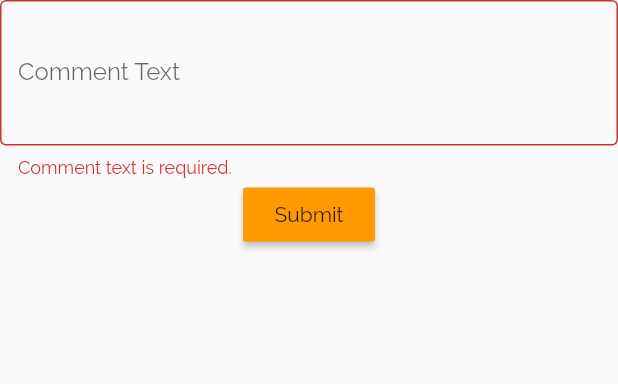
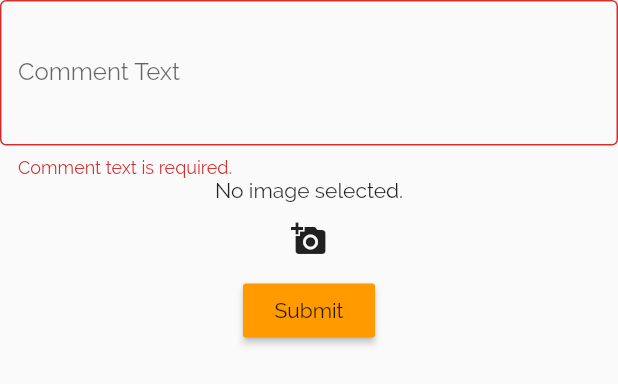
Before and after one commit to tom95/weather_plus, a Flutter app: the CommentForm widget shown alone on an empty page, opened directly with empty values, after a tap on "Submit", on a phone screen of 412 x 824 dp. Shown: the top 384 px of the screen. Run offline on Flutter 3.47's test engine with Material 2 defaults, Android fonts, the phone set to English and light mode, and no system bars; our stand-ins replace cloud_firestore, firebase_core, firebase_storage, image_picker, location; accounts and stored records are empty.

Commit message:
Upload images. For real!

```diff
--- a/lib/comment_form.dart
+++ b/lib/comment_form.dart
@@ -1,8 +1,15 @@
+import 'dart:io';
+
 import 'package:cloud_firestore/cloud_firestore.dart';
+import 'package:firebase_storage/firebase_storage.dart';
 import 'package:flutter/material.dart';
+import 'package:weather_plus/file_storage.dart';
+import 'package:weather_plus/image_picker.dart';
+import 'package:uuid/uuid.dart';
 
 class CommentForm extends StatefulWidget {
   final DocumentReference feedItemReference;
+
   CommentForm(this.feedItemReference);
 
   @override
@@ -15,18 +22,38 @@ class _CommentFormState extends State<CommentForm> {
 
   String commentText;
 
+  ValueNotifier<File> imageNotifier = new ValueNotifier<File>(null);
+
   String _validateText(String value) {
     if (value.isEmpty)
       return 'Comment text is required.';
     return null;
   }
 
+  void _uploadImage(File image, String filename) async {
+    final StorageReference ref = FileStorage.instance().ref()
+        .child('comment-images') // Folder
+        .child(filename);      // File name
+    final StorageUploadTask uploadTask = ref.putFile(image);
+
+    await uploadTask.future;
+  }
+
   void _handleSubmitted() {
     final FormState form = _formKey.currentState;
     if (form.validate()) {
       form.save();
-      Firestore.instance.collection("comments").document()
-          .setData({'text': commentText, 'feedItem': widget.feedItemReference});
+      var comment = Firestore.instance.collection("comments").document();
+
+      String imageName = null;
+      if (imageNotifier.value != null) {
+        Uuid uuid = new Uuid();
+        imageName = uuid.v4() + '.jpg';
+        _uploadImage(imageNotifier.value, imageName);
+      }
+
+      comment.setData({'text': commentText, 'feedItem': widget.feedItemReference, 'image': imageName});
+
       Scaffold.of(context).showSnackBar(new SnackBar(
         content: new Text("Thanks for your comment!"),
       ));
@@ -55,6 +82,7 @@ class _CommentFormState extends State<CommentForm> {
               validator: _validateText,
               maxLines: 3,
             ),
+            new MyImagePicker(imageNotifier),
             Center(
               child: new RaisedButton(
                 child: const Text('Submit'),
--- a/lib/feed_details.dart
+++ b/lib/feed_details.dart
@@ -3,7 +3,6 @@ import 'package:flutter/cupertino.dart';
 import 'package:flutter/material.dart';
 import 'package:weather_plus/comment_display.dart';
 import 'package:weather_plus/comment_form.dart';
-import 'package:weather_plus/image_picker.dart';
 import 'package:weather_plus/problem_action_display.dart';
 import 'package:weather_plus/vote_button.dart';
 
@@ -29,7 +28,6 @@ class FeedDetails extends StatelessWidget {
                 padding: const EdgeInsets.all(8.0),
                 child: new CommentForm(this.feedItem.reference),
               ),
-              new MyImagePicker(this.feedItem.reference),
             ]
           )
         )
--- /dev/null
+++ b/lib/file_storage.dart
@@ -0,0 +1,19 @@
+
+
+import 'package:firebase_core/firebase_core.dart';
+import 'package:firebase_storage/firebase_storage.dart';
+
+class FileStorage {
+  static FirebaseStorage _instance;
+
+  static void initialize(FirebaseApp app) {
+    _instance = new FirebaseStorage(
+        app: app,
+        storageBucket: 'gs://weatherplus-2bfb7.appspot.com'
+    );
+  }
+
+  static FirebaseStorage instance() {
+    return _instance;
+  }
+}
--- a/lib/image_picker.dart
+++ b/lib/image_picker.dart
@@ -1,14 +1,13 @@
 import 'dart:async';
 import 'dart:io';
 
-import 'package:cloud_firestore/cloud_firestore.dart';
 import 'package:flutter/material.dart';
 import 'package:image_picker/image_picker.dart';
 
 class MyImagePicker extends StatefulWidget {
-  final DocumentReference feedItemReference;
+  final ValueNotifier<File> imageNotifier;
 
-  MyImagePicker(this.feedItemReference);
+  MyImagePicker(this.imageNotifier);
 
   @override
   _MyImagePickerState createState() => new _MyImagePickerState();
@@ -27,6 +26,8 @@ class _MyImagePickerState extends State<MyImagePicker> {
     setState(() {
       _image = image;
     });
+
+    this.widget.imageNotifier.value = image;
   }
 
   @override
--- a/pubspec.yaml
+++ b/pubspec.yaml
@@ -10,6 +10,8 @@ dependencies:
   image_picker: ^0.4.1
   location: ^1.3.0
   http: ^0.11.3+16
+  firebase_storage: ^0.3.5
+  uuid: 1.0.0
 
 dev_dependencies:
   flutter_test:
```
Also changed, not shown: lib/main.dart (+9 -2 lines), pubspec.lock.
